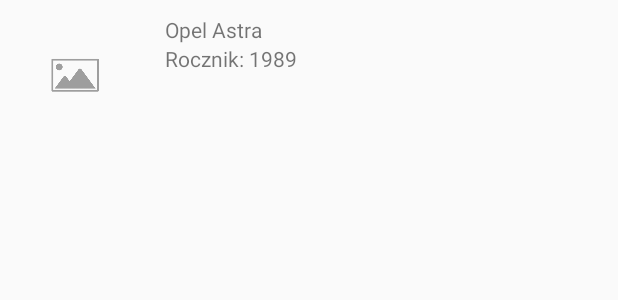
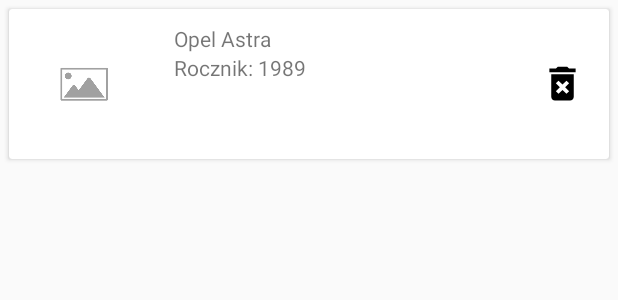
Before and after one commit to ljarka/CarDatabase, an Android app: the layout car_item_layout.xml on its own in the app's theme, with its tools: preview values and no code run, on a phone screen of 412 x 824 dp. Shown: the top 300 px of the screen. Run offline under Robolectric (Android 15) with nearby library versions, the phone set to English and light mode, and no system bars.

Commit message:
Content Provider and CardView

```diff
--- a/app/build.gradle
+++ b/app/build.gradle
@@ -11,6 +11,7 @@ android {
         versionCode 1
         versionName "1.0"
         testInstrumentationRunner "android.support.test.runner.AndroidJUnitRunner"
+        vectorDrawables.useSupportLibrary = true
     }
     buildTypes {
         release {
@@ -37,6 +38,8 @@ dependencies {
     compile 'com.annimon:stream:1.1.7'
     compile 'com.facebook.stetho:stetho:1.4.2'
     compile 'com.github.bumptech.glide:glide:3.7.0'
+    compile 'com.android.support:cardview-v7:25.3.0'
+
     testCompile 'junit:junit:4.12'
     annotationProcessor 'com.jakewharton:butterknife-compiler:8.5.1'
 }
--- a/app/src/main/java/com/example/lukaszjarka/cardatabase/MotoContentProvider.java
+++ b/app/src/main/java/com/example/lukaszjarka/cardatabase/MotoContentProvider.java
@@ -67,6 +67,9 @@ public class MotoContentProvider extends ContentProvider {
         if (uriMatcher.match(uri) == SINGLE_ITEM) {
             deletedItems = writableDatabase.delete(CarsTableContract.TABLE_NAME,
                     CarsTableContract._ID + " = ?", new String[]{uri.getLastPathSegment()});
+        } else if (uriMatcher.match(uri) == MULTIPLE_ITEMS) {
+            deletedItems = writableDatabase.delete(CarsTableContract.TABLE_NAME,
+                    selection, selectionArgs);
         }
 
         getContext().getContentResolver().notifyChange(uri, null);
--- /dev/null
+++ b/app/src/main/java/com/example/lukaszjarka/cardatabase/listing/OnDeleteButtonClickListener.java
@@ -0,0 +1,6 @@
+package com.example.lukaszjarka.cardatabase.listing;
+
+public interface OnDeleteButtonClickListener {
+
+    void onDeleteButtonClick(String id);
+}
--- /dev/null
+++ b/app/src/main/res/drawable/ic_delete_forever.xml
@@ -0,0 +1,9 @@
+<vector xmlns:android="http://schemas.android.com/apk/res/android"
+        android:width="24dp"
+        android:height="24dp"
+        android:viewportWidth="24.0"
+        android:viewportHeight="24.0">
+    <path
+        android:fillColor="#FF000000"
+        android:pathData="M6,19c0,1.1 0.9,2 2,2h8c1.1,0 2,-0.9 2,-2L18,7L6,7v12zM8.46,11.88l1.41,-1.41L12,12.59l2.12,-2.12 1.41,1.41L13.41,14l2.12,2.12 -1.41,1.41L12,15.41l-2.12,2.12 -1.41,-1.41L10.59,14l-2.13,-2.12zM15.5,4l-1,-1h-5l-1,1L5,4v2h14L19,4z"/>
+</vector>
--- a/app/src/main/res/layout/car_item_layout.xml
+++ b/app/src/main/res/layout/car_item_layout.xml
@@ -1,6 +1,12 @@
 <?xml version="1.0" encoding="utf-8"?>
-<RelativeLayout xmlns:android="http://schemas.android.com/apk/res/android"
+<android.support.v7.widget.CardView xmlns:android="http://schemas.android.com/apk/res/android"
+    xmlns:app="http://schemas.android.com/apk/res-auto"
     xmlns:tools="http://schemas.android.com/tools"
+    android:layout_width="match_parent"
+    android:layout_height="wrap_content"
+    android:layout_margin="6dp">
+
+    <RelativeLayout
         android:layout_width="match_parent"
         android:layout_height="wrap_content">
 
@@ -31,5 +37,15 @@
 
         </LinearLayout>
 
+        <ImageView
+            android:id="@+id/delete_button"
+            android:layout_width="30dp"
+            android:layout_height="30dp"
+            android:layout_alignParentRight="true"
+            android:layout_centerVertical="true"
+            android:layout_margin="16dp"
+            app:srcCompat="@drawable/ic_delete_forever" />
+
 
     </RelativeLayout>
+</android.support.v7.widget.CardView>
```
Also changed, not shown: app/src/main/java/com/example/lukaszjarka/cardatabase/BetterMotoContentProvider.java (+38 -2 lines), app/src/main/java/com/example/lukaszjarka/cardatabase/MainActivity.java (+8 -1 lines), app/src/main/java/com/example/lukaszjarka/cardatabase/listing/ListingFragment.java (+38 -5 lines), app/src/main/java/com/example/lukaszjarka/cardatabase/listing/RecyclerViewCursorAdapter.java (+21 -2 lines), app/src/main/res/menu/popup_menu.xml (added, +11 -0 lines). Lines whose indentation alone changed are shown as unchanged.
